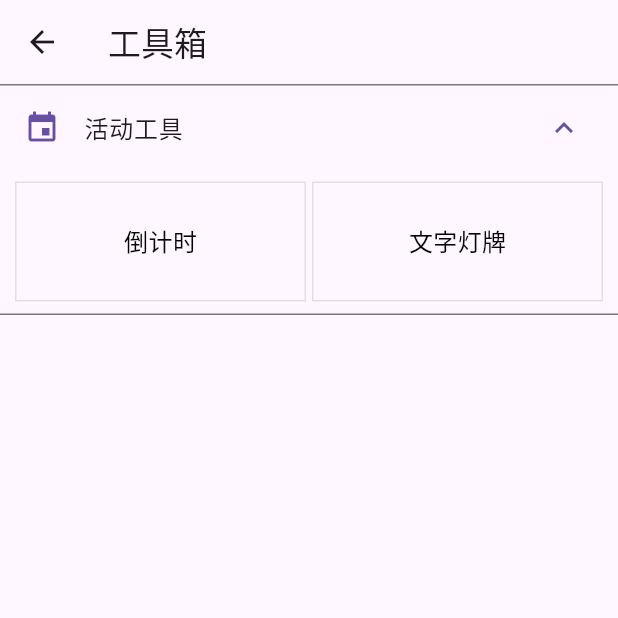
After one commit to fmqwd/count_tools, a Flutter app: the screen it shows after launch, after a tap on the "integration instructions" icon, on a phone screen of 412 x 824 dp, the top half of it. The commit adds this screen. Run offline on Flutter 3.47's test engine with Material 3 defaults, Android fonts, the phone set to English and light mode, and no system bars; our stand-ins replace charts_flutter, flutter_colorpicker, flutter_datetime_picker, shared_preferences, sqflite; accounts and stored records are empty.

Commit message:
feat(home_page): 添加工具页面跳转按钮及相应视图模型与页面实现

```diff
--- a/lib/page/home_page/home_page.dart
+++ b/lib/page/home_page/home_page.dart
@@ -33,7 +33,10 @@ class _HomePageState extends State<HomePage> {
           appBar: AppBar(title: Text(widget.title), actions: [
             IconButton(
                 icon: const Icon(Icons.settings),
-                onPressed: () => _vm.pushSetPage(context))
+                onPressed: () => _vm.pushSetPage(context)),
+            IconButton(
+                icon: const Icon(Icons.integration_instructions_outlined),
+                onPressed: () => _vm.pushToolPage(context)),
           ]),
           body: Center(child: _buildHomePageProjectList()),
           floatingActionButton: Builder(
--- a/lib/page/home_page/home_page_vm.dart
+++ b/lib/page/home_page/home_page_vm.dart
@@ -7,8 +7,10 @@ import 'package:count_tools/page/dialog/del_project_dialog.dart';
 import 'package:count_tools/page/dialog/edit_project_dialog.dart';
 import 'package:count_tools/page/project_info_page/project_info_page.dart';
 import 'package:count_tools/page/setting_page/setting_page.dart';
+import 'package:count_tools/page/tool_page/tool_page.dart';
 import 'package:count_tools/utils/route_utils.dart';
 import 'package:flutter/material.dart';
+
 
 class HomePageViewModel extends ChangeNotifier {
   final ProjectDBHelper projectHelper = ProjectDBHelper();
@@ -49,6 +51,10 @@ class HomePageViewModel extends ChangeNotifier {
   pushSetPage(BuildContext context) =>
       RouteUtils.pushAnim(context, const SettingPage());
 
+  // 跳转工具页
+  pushToolPage(BuildContext context) =>
+      RouteUtils.pushAnim(context, const ToolsPage());
+
   // 跳转添加项目弹窗
   addProjectDialog(BuildContext context) => showDialog(
       context: context,
--- /dev/null
+++ b/lib/page/tool_page/tool_page.dart
@@ -0,0 +1,60 @@
+import 'package:count_tools/page/tool_page/tool_page_vm.dart';
+import 'package:count_tools/utils/route_utils.dart';
+import 'package:count_tools/value/style/text_style.dart';
+import 'package:flutter/material.dart';
+import 'package:provider/provider.dart';
+
+import 'child_tool/text_display_board_input.dart';
+
+class ToolsPage extends StatefulWidget {
+  const ToolsPage({Key? key}) : super(key: key);
+
+  @override
+  State<ToolsPage> createState() => _ToolsPageState();
+}
+
+class _ToolsPageState extends State<ToolsPage> {
+  late ToolsPageViewModel _vm;
+
+  @override
+  void initState() {
+    super.initState();
+    _vm = ToolsPageViewModel();
+  }
+
+  @override
+  Widget build(BuildContext context) => ChangeNotifierProvider.value(
+      value: _vm,
+      child: Scaffold(
+          appBar: AppBar(title: const Text('工具箱')),
+          body: Center(child: _buildToolsBody())));
+
+  Widget _buildToolsBody() => ListView(children: [_buildActivityTools()]);
+
+  Widget _buildActivityTools() => ExpansionTile(
+          leading: const Icon(Icons.event),
+          title: const Text('活动工具'),
+          initiallyExpanded: true,
+          children: [
+            Row(children: [
+              const SizedBox(width: 10),
+              _buildSingeTool('倒计时',(){}),
+              const SizedBox(width: 4),
+              _buildSingeTool('文字灯牌',
+                  () => RouteUtils.pushAnim(context, const TextDisplayBoard())),
+              const SizedBox(width: 10)
+            ])
+          ]);
+
+  Widget _buildSingeTool(String name, void Function() onTap) => GestureDetector(
+      child: Container(
+          height: 80,
+          alignment: Alignment.center,
+          margin: const EdgeInsets.symmetric(vertical: 8),
+          width: (MediaQuery.of(context).size.width / 2) - 12,
+          decoration: BoxDecoration(
+            border: Border.all(color: Colors.grey.shade300),
+          ),
+          child: Text(name, style: AppTextStyle.bodyBd)),
+      onTap: () => onTap());
+}
--- /dev/null
+++ b/lib/page/tool_page/tool_page_vm.dart
@@ -0,0 +1,3 @@
+import 'package:flutter/material.dart';
+
+class ToolsPageViewModel extends ChangeNotifier {}
```
Also changed, not shown: lib/page/component/toggle_button.dart (added, +45 -0 lines), lib/page/tool_page/child_tool/text_display_board_input.dart (added, +170 -0 lines), lib/page/tool_page/child_tool/count_down_page.dart (added).
